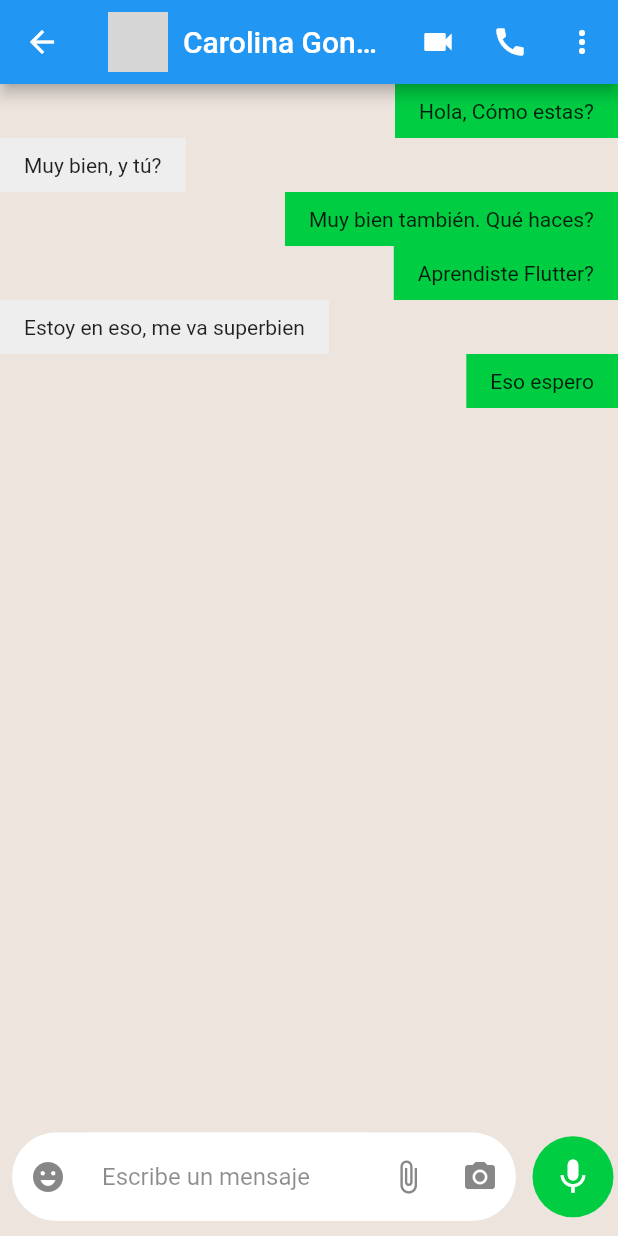
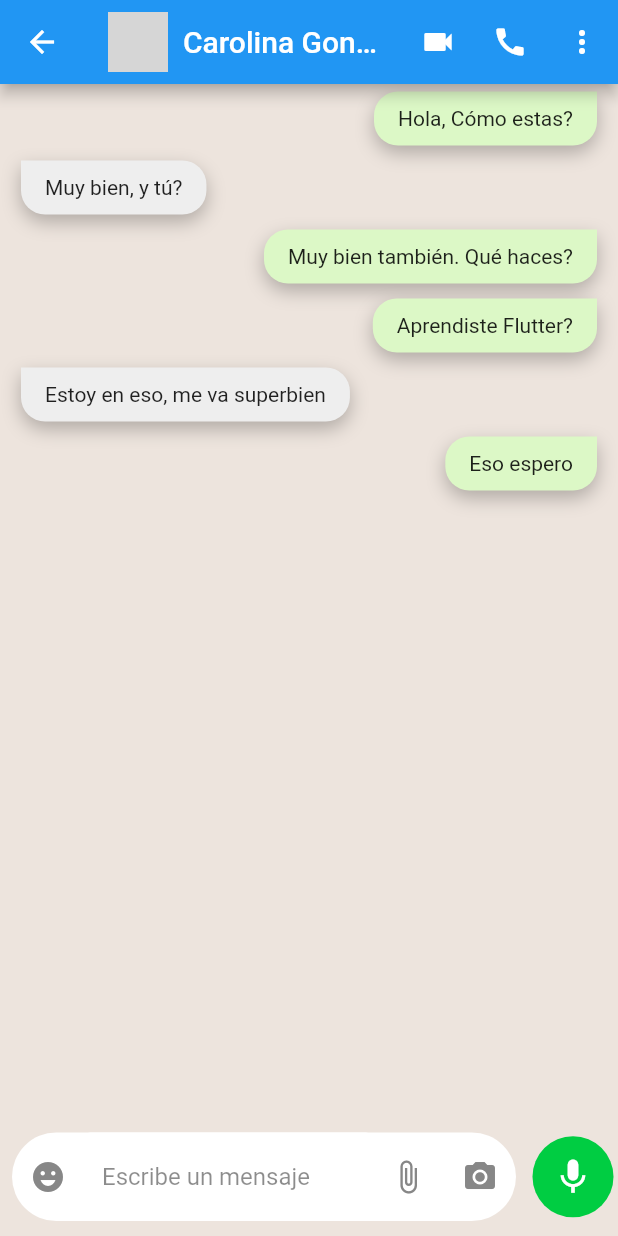
Before and after one commit to gian-pc/flutter_whatsapp, a Flutter app: the ChatDetailPage screen opened directly, on a phone screen of 412 x 824 dp. Run offline on Flutter 3.47's test engine with Material 2 defaults, Android fonts, the phone set to English and light mode, and no system bars; network calls fail; grey boxes are pictures that could not be loaded.

Commit message:
WhatsApp Final

```diff
--- a/lib/pages/chat_detail_page.dart
+++ b/lib/pages/chat_detail_page.dart
@@ -1,5 +1,6 @@
 import 'package:flutter/material.dart';
 import 'package:flutter_codigo3_whatsapp/data/data_dummy.dart';
+import 'package:flutter_codigo3_whatsapp/models/chat_message.dart';
 
 class ChatDetailPage extends StatefulWidget {
   @override
@@ -43,16 +44,37 @@ class _ChatDetailPageState extends State<ChatDetailPage> {
           ListView.builder(
             shrinkWrap: true,
             primary: false,
-            physics: NeverScrollableScrollPhysics(),
+            //physics: NeverScrollableScrollPhysics(),
             itemCount: messages.length,
             itemBuilder: (BuildContext context, int index) {
               return Align(
-                alignment:messages[index].messageType=="yo"? Alignment.topRight:Alignment.topLeft,
+                alignment: messages[index].messageType == "yo"
+                    ? Alignment.topRight
+                    : Alignment.topLeft,
                 child: Container(
                   decoration: BoxDecoration(
-                    color: messages[index].messageType =="yo"? Theme.of(context).accentColor: Colors.grey.shade200
+                    color: messages[index].messageType == "yo"
+                        ? Color(0xffDCF8C6)
+                        : Colors.grey.shade200,
+                    borderRadius: BorderRadius.only(
+                      topLeft: messages[index].messageType=="otro"? Radius.circular(0):Radius.circular(16),
+                      bottomLeft: Radius.circular(16),
+                      bottomRight: Radius.circular(16),
+                      topRight:messages[index].messageType=="yo"? Radius.circular(0):Radius.circular(16),
                     ),
-                  padding: EdgeInsets.symmetric(horizontal: 16, vertical: 10),
+                    boxShadow: [
+                      BoxShadow(
+                        color: Colors.black26,
+                        offset: Offset(0, 5),
+                        blurRadius: 10,
+                      )
+                    ],
+                  ),
+                  padding: EdgeInsets.symmetric(
+                    horizontal: 16,
+                    vertical: 10,
+                  ),
+                  margin: EdgeInsets.symmetric(horizontal: 14, vertical: 5),
                   child: Text(messages[index].messageContent),
                 ),
               );
@@ -127,6 +149,16 @@ class _ChatDetailPageState extends State<ChatDetailPage> {
               ),
               Padding(
                 padding: EdgeInsets.symmetric(horizontal: 3.0),
+                child: GestureDetector(
+                  onTap: (){
+                    messages.add(
+                      ChatMessage(messageContent: "Practica Flutter", messageType: "yo")
+                    );
+                    setState(() {
+
+                    });
+
+                  },
                   child: CircleAvatar(
                     backgroundColor: Theme.of(context).accentColor,
                     radius: 27.0,
@@ -137,6 +169,7 @@ class _ChatDetailPageState extends State<ChatDetailPage> {
                             color: Colors.white,
                           ),
                   ),
+                ),
               )
             ]),
           ),
```
Lines whose indentation alone changed are shown as unchanged.
